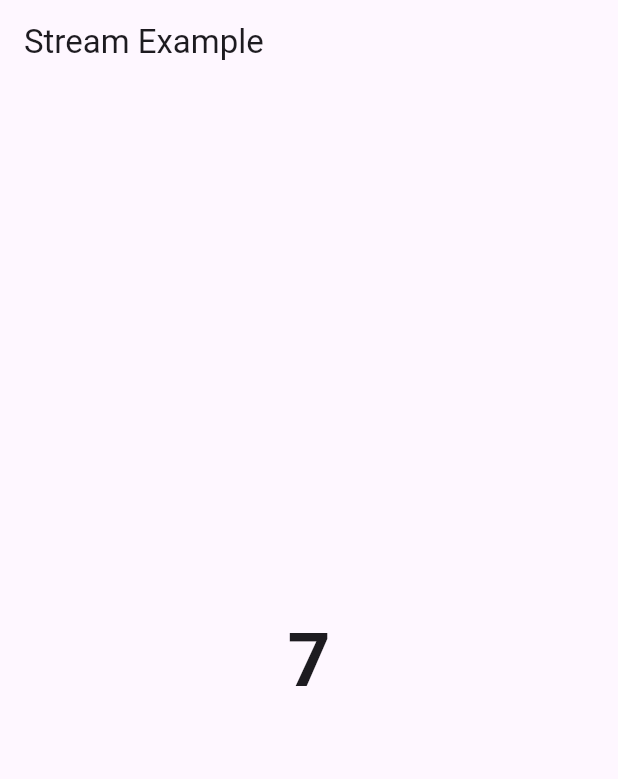
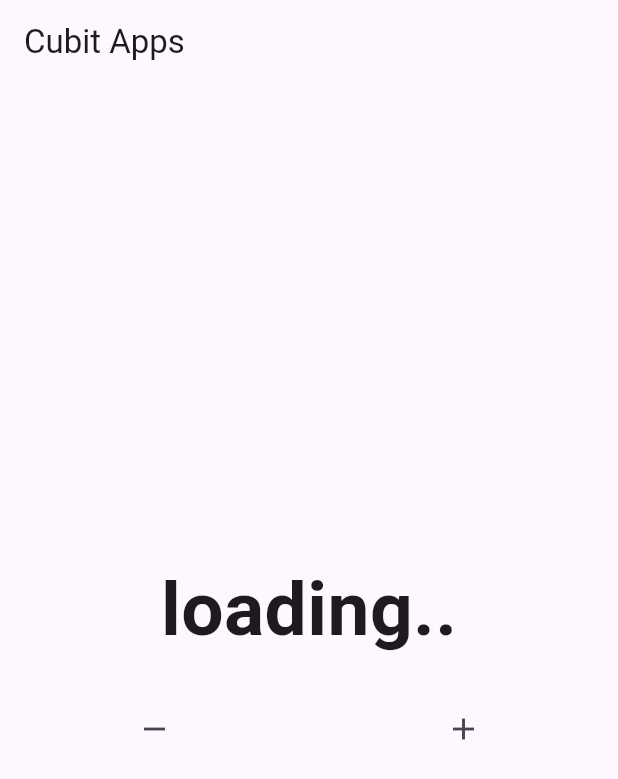
Before and after one commit to DoniiAdityaa/Bloc_Progres, a Flutter app: the screen it shows after launch, on a phone screen of 412 x 824 dp. Shown: the top 779 px of the screen. Run offline on Flutter 3.47's test engine with Material 3 defaults, Android fonts, the light colour scheme and no system bars; our stand-ins replace bloc.

Commit message:
Update Lanjut Belajar Cubit Guys, yaitu sama membuat aplikasi Counter

```diff
--- /dev/null
+++ b/lib/cubit/counter_cubit.dart
@@ -0,0 +1,16 @@
+import 'package:bloc/bloc.dart';
+import 'package:meta/meta.dart';
+
+part 'counter_state.dart';
+
+class CounterCubit extends Cubit<int> {
+  CounterCubit() : super((0));
+
+  void tambahdata() {
+    emit(state + 1);
+  }
+
+  void kurangdata() {
+    emit(state - 1);
+  }
+}
--- /dev/null
+++ b/lib/cubit/counter_state.dart
@@ -0,0 +1,6 @@
+part of 'counter_cubit.dart';
+
+@immutable
+sealed class CounterState {}
+
+final class CounterInitial extends CounterState {}
--- a/lib/home_page.dart
+++ b/lib/home_page.dart
@@ -1,32 +1,30 @@
+import 'package:belajar_stream/cubit/counter_cubit.dart';
 import 'package:flutter/material.dart';
 
 class HomePage extends StatefulWidget {
   const HomePage({super.key});
-
-  Stream<int> counterStream() async* {
-    for (int i = 1; i <= 10; i++) {
-      await Future.delayed(Duration(seconds: 1));
-      yield i;
-    }
-  }
 
   @override
   State<HomePage> createState() => _HomePageState();
 }
 
 class _HomePageState extends State<HomePage> {
+  CounterCubit cubit = CounterCubit();
+
   @override
   Widget build(BuildContext context) {
-    print('Rebuild');
     return Scaffold(
-      appBar: AppBar(title: Text('Stream Example')),
-      body: StreamBuilder(
-        stream: widget.counterStream(),
+      appBar: AppBar(title: Text('Cubit Apps')),
+      body: Column(
+        mainAxisAlignment: MainAxisAlignment.center,
+        children: [
+          StreamBuilder(
+            stream: cubit.stream,
             builder: (context, snapshot) {
               if (snapshot.connectionState == ConnectionState.waiting) {
                 return Center(
                   child: Text(
-                'Loadig...',
+                    'loading..',
                     style: TextStyle(fontWeight: FontWeight.bold, fontSize: 50),
                   ),
                 );
@@ -40,6 +38,26 @@ class _HomePageState extends State<HomePage> {
               }
             },
           ),
+          const SizedBox(height: 20),
+          Row(
+            mainAxisAlignment: MainAxisAlignment.spaceAround,
+            children: [
+              IconButton(
+                onPressed: () {
+                  cubit.kurangdata();
+                },
+                icon: const Icon(Icons.remove),
+              ),
+              IconButton(
+                onPressed: () {
+                  cubit.tambahdata();
+                },
+                icon: const Icon(Icons.add),
+              ),
+            ],
+          ),
+        ],
+      ),
     );
   }
 }
--- a/lib/main.dart
+++ b/lib/main.dart
@@ -10,6 +10,6 @@ class MyApp extends StatelessWidget {
 
   @override
   Widget build(BuildContext context) {
-    return const MaterialApp(home: HomePage());
+    return MaterialApp(home: HomePage());
   }
 }
--- a/pubspec.yaml
+++ b/pubspec.yaml
@@ -33,6 +33,8 @@ dependencies:
 
   # The following adds the Cupertino Icons font to your application.
   # Use with the CupertinoIcons class for iOS style icons.
+  flutter_bloc: ^9.1.1
+  bloc: ^9.0.0
   cupertino_icons: ^1.0.8
 
 dev_dependencies:
```
Also changed, not shown: pubspec.lock. Lines whose indentation alone changed are shown as unchanged.
